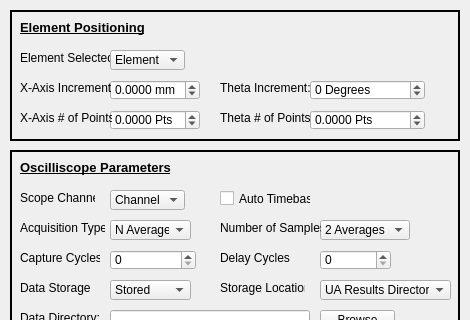
Above: Widget_Library/widget_find_element.ui from 8foldrepo/RF_Balance_Profound before the change; both pictures show x 0 to 470 and y 0 to 320 of the 470 by 560 pixel window. Below: the same form after it.
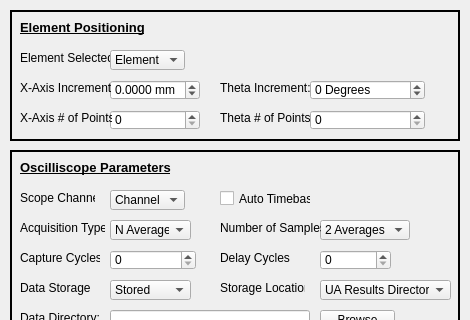
That is the form after the change.

Commit message: got find element n to work with feeding data to tree and from real user input

```diff
--- a/Widget_Library/widget_find_element.ui
+++ b/Widget_Library/widget_find_element.ui
@@ -138,7 +138,7 @@
      <string>X-Axis Increment:</string>
     </property>
    </widget>
-   <widget class="QDoubleSpinBox" name="THETA_INCREMENT_FIELD_2">
+   <widget class="QDoubleSpinBox" name="THETA_INCREMENT_FIELD">
     <property name="geometry">
      <rect>
       <x>300</x>
@@ -175,7 +175,7 @@
      <double>1.000000000000000</double>
     </property>
    </widget>
-   <widget class="QLabel" name="THETA_INCREMENT_FIELD">
+   <widget class="QLabel" name="label_22">
     <property name="geometry">
      <rect>
       <x>210</x>
@@ -188,7 +188,7 @@
      <string>&lt;html&gt;&lt;head/&gt;&lt;body&gt;&lt;p&gt;Theta Increment:&lt;/p&gt;&lt;/body&gt;&lt;/html&gt;</string>
     </property>
    </widget>
-   <widget class="QDoubleSpinBox" name="X_PNT_FIELD">
+   <widget class="QSpinBox" name="X_PNT_FIELD">
     <property name="geometry">
      <rect>
       <x>100</x>
@@ -206,24 +206,6 @@
     <property name="whatsThis">
      <string/>
     </property>
-    <property name="prefix">
-     <string/>
-    </property>
-    <property name="suffix">
-     <string> Pts</string>
-    </property>
-    <property name="decimals">
-     <number>4</number>
-    </property>
-    <property name="minimum">
-     <double>-1000000.000000000000000</double>
-    </property>
-    <property name="maximum">
-     <double>1000000.000000000000000</double>
-    </property>
-    <property name="singleStep">
-     <double>0.000100000000000</double>
-    </property>
    </widget>
    <widget class="QLabel" name="label_5">
     <property name="geometry">
@@ -251,7 +233,7 @@
      <string>&lt;html&gt;&lt;head/&gt;&lt;body&gt;&lt;p&gt;Theta # of Points:&lt;/p&gt;&lt;/body&gt;&lt;/html&gt;</string>
     </property>
    </widget>
-   <widget class="QDoubleSpinBox" name="THETA_PNT_FIELD">
+   <widget class="QSpinBox" name="THETA_PNT_FIELD">
     <property name="geometry">
      <rect>
       <x>300</x>
@@ -269,24 +251,6 @@
     <property name="whatsThis">
      <string/>
     </property>
-    <property name="prefix">
-     <string/>
-    </property>
-    <property name="suffix">
-     <string> Pts</string>
-    </property>
-    <property name="decimals">
-     <number>4</number>
-    </property>
-    <property name="minimum">
-     <double>-1000000.000000000000000</double>
-    </property>
-    <property name="maximum">
-     <double>1000000.000000000000000</double>
-    </property>
-    <property name="singleStep">
-     <double>0.000100000000000</double>
-    </property>
    </widget>
   </widget>
   <widget class="QFrame" name="frame_2">
```
The commit also changes 10 other files.
